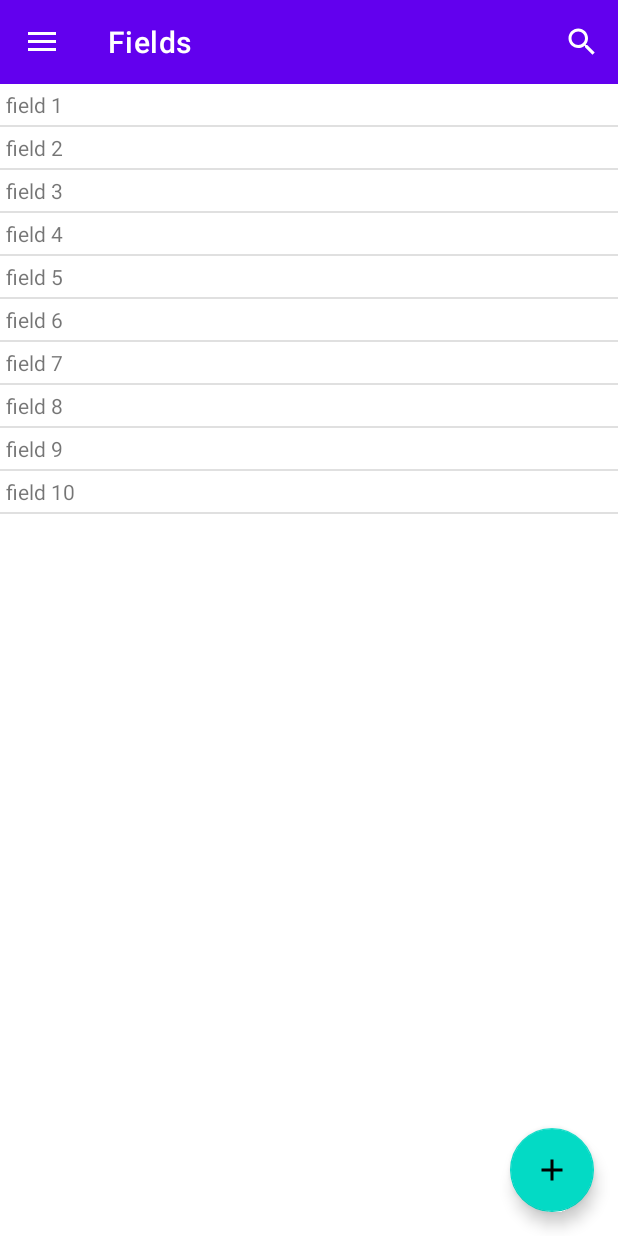
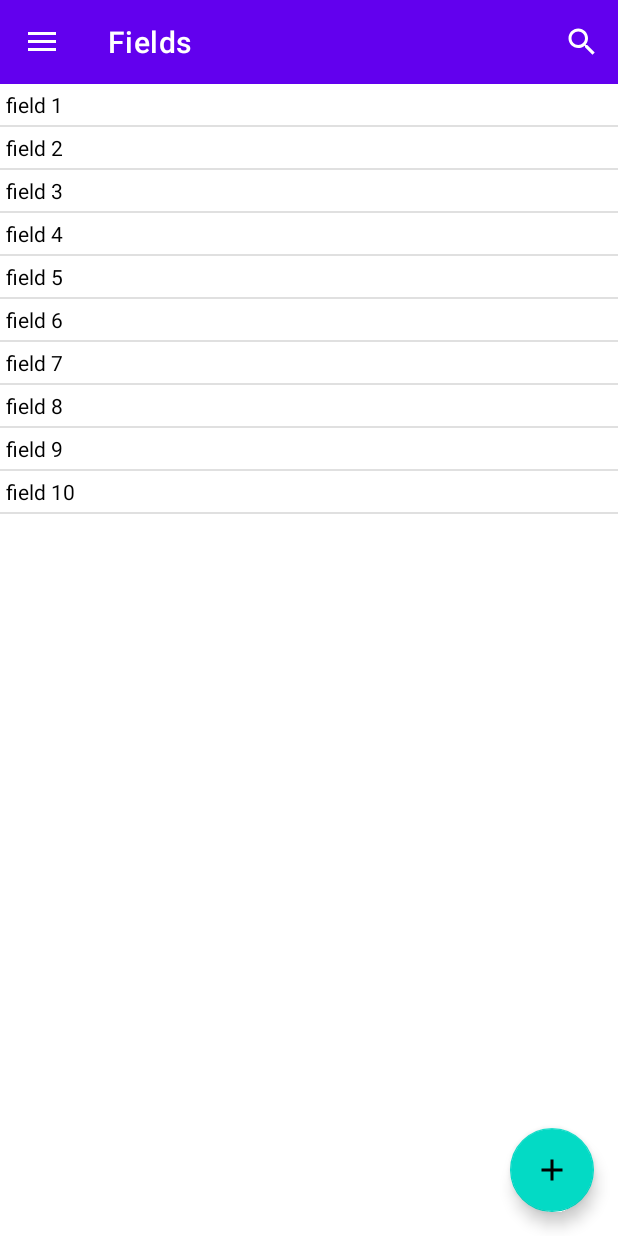
Before and after one commit to FDniel97/Ipari-mez-gazdas-gi-alkalmaz-s, an Android app: the screen it shows after launch (MainActivity), in the side drawer, after a tap on "Fields", on a phone screen of 412 x 824 dp. Run offline under Robolectric (Android 15) with nearby library versions, the phone set to English and light mode, and no system bars; our stand-ins replace Room's generated code, navigation-ui.

Commit message:
AMSD-45: set theme to light and text color to black

```diff
--- a/AgriculturalManagement/app/src/main/res/values/themes.xml
+++ b/AgriculturalManagement/app/src/main/res/values/themes.xml
@@ -1,6 +1,6 @@
 <resources xmlns:tools="http://schemas.android.com/tools">
     <!-- Base application theme. -->
-    <style name="Theme.AgriculturalManagement" parent="Theme.MaterialComponents.DayNight.NoActionBar">
+    <style name="Theme.AgriculturalManagement" parent="Theme.MaterialComponents.Light.NoActionBar">
         <!-- Primary brand color. -->
         <item name="colorPrimary">@color/primary</item>
         <item name="colorPrimaryVariant">@color/primary_dark</item>
@@ -13,5 +13,6 @@
         <!-- Status bar color. -->
         <item name="android:statusBarColor">?attr/colorPrimaryVariant</item>
         <!-- Customize your theme here. -->
+        <item name="android:textColor">@color/black</item>
     </style>
 </resources>
```
